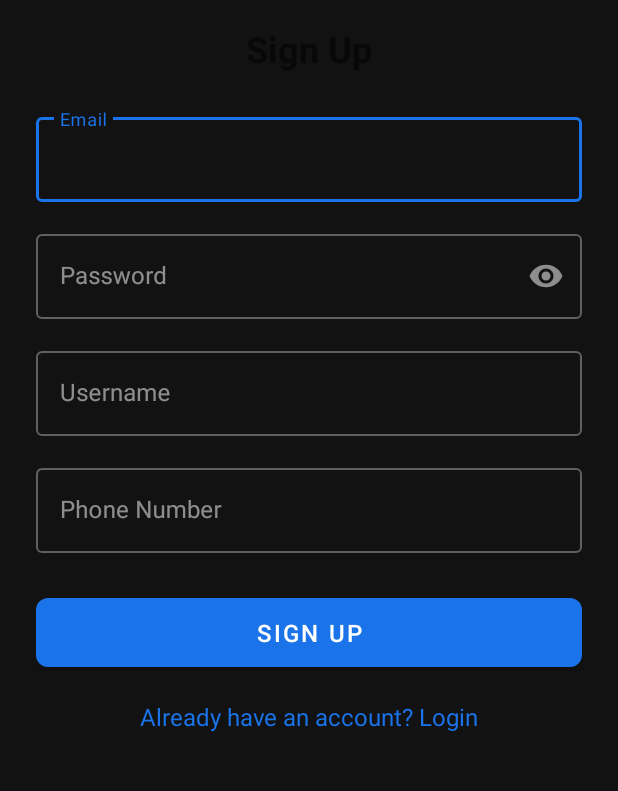
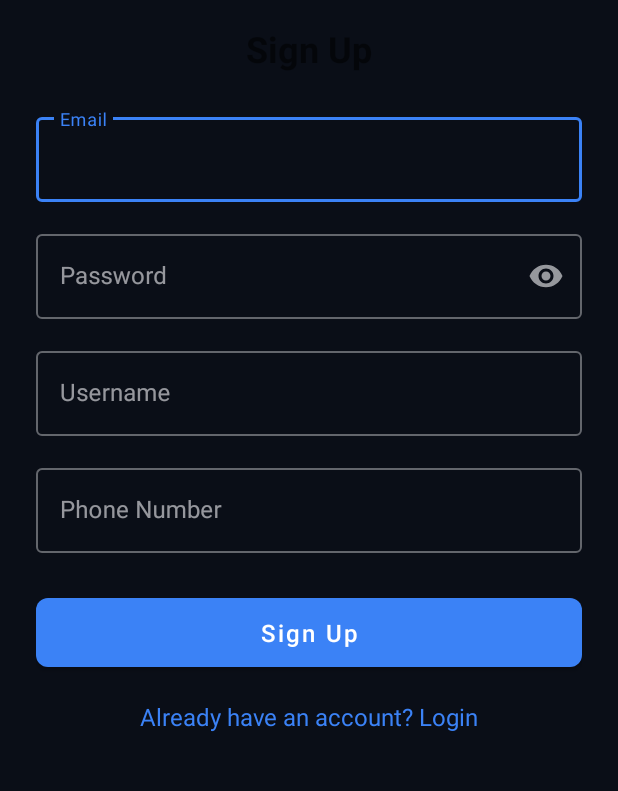
Before and after one commit to Mightmavericks/ptiny, an Android app: the screen it shows after launch (SignUpActivity), after a tap on an icon or button, on a phone screen of 412 x 824 dp, the part 234-1025 px from its top. Run offline under Robolectric (Android 15) with nearby library versions, the light colour scheme and no system bars; our stand-ins replace Firebase (no records; nobody signed in at launch, a user with empty details on screens opened directly); 2 other taps on this screen came first.

Commit message:
ver 2.14.6 buggy but still ok 8

```diff
--- a/app/src/main/AndroidManifest.xml
+++ b/app/src/main/AndroidManifest.xml
@@ -25,6 +25,7 @@
     <uses-permission android:name="android.permission.POST_NOTIFICATIONS" />
 
     <application
+        android:name=".ProtegoTinyEverApp"
         android:allowBackup="true"
         android:largeHeap="true"
         android:dataExtractionRules="@xml/data_extraction_rules"
@@ -33,7 +34,7 @@
         android:label="@string/app_name"
         android:roundIcon="@mipmap/ic_launcher_round"
         android:supportsRtl="true"
-        android:theme="@style/Theme.Protegotinyever"
+        android:theme="@style/Theme.ProtegoTinyEver"
         android:requestLegacyExternalStorage="true"
         tools:targetApi="33">
         <activity
@@ -46,7 +47,6 @@
         </activity>
         <activity
             android:name=".act.ChatActivity"
-            android:theme="@style/Theme.Protegotinyever"
             android:exported="true" />
         <activity
             android:name=".act.ConnectActivity"
--- a/app/src/main/res/drawable/ic_logout.xml
+++ b/app/src/main/res/drawable/ic_logout.xml
@@ -5,6 +5,6 @@
     android:viewportWidth="24"
     android:viewportHeight="24">
     <path
-        android:fillColor="#FF000000"
+        android:fillColor="@color/white"
         android:pathData="M17,7l-1.41,1.41L18.17,11H8v2h10.17l-2.58,2.58L17,17l5,-5zM4,5h8V3H4c-1.1,0 -2,0.9 -2,2v14c0,1.1 0.9,2 2,2h8v-2H4V5z"/>
 </vector>
--- a/app/src/main/res/values-night/themes.xml
+++ b/app/src/main/res/values-night/themes.xml
@@ -1,7 +1,41 @@
+<?xml version="1.0" encoding="utf-8"?>
 <resources xmlns:tools="http://schemas.android.com/tools">
     <!-- Base application theme. -->
-    <style name="Base.Theme.Protegotinyever" parent="Theme.Material3.DayNight.NoActionBar">
-        <!-- Customize your dark theme here. -->
-        <!-- <item name="colorPrimary">@color/my_dark_primary</item> -->
+    <style name="Theme.ProtegoTinyEver" parent="Theme.MaterialComponents.DayNight.NoActionBar">
+        <!-- Primary brand color. -->
+        <item name="colorPrimary">@color/primary</item>
+        <item name="colorPrimaryVariant">@color/primary_dark</item>
+        <item name="colorOnPrimary">@color/white</item>
+
+        <!-- Secondary brand color. -->
+        <item name="colorSecondary">@color/accent</item>
+        <item name="colorSecondaryVariant">@color/primary_variant</item>
+        <item name="colorOnSecondary">@color/white</item>
+
+        <!-- Status bar and Navigation bar -->
+        <item name="android:statusBarColor">@color/status_bar</item>
+        <item name="android:navigationBarColor">@color/navigation_bar</item>
+
+        <!-- Background colors -->
+        <item name="android:windowBackground">@color/background_dark</item>
+        <item name="colorSurface">@color/surface_dark</item>
+        <item name="colorOnSurface">@color/text_primary</item>
+
+        <!-- Text colors -->
+        <item name="android:textColorPrimary">@color/text_primary</item>
+        <item name="android:textColorSecondary">@color/text_secondary</item>
+
+        <!-- Widget colors -->
+        <item name="colorError">@color/error_red</item>
+        <item name="colorControlNormal">@color/text_secondary</item>
+        <item name="colorControlActivated">@color/primary</item>
+        <item name="colorControlHighlight">@color/ripple_color</item>
+
+        <!-- Card and dialog colors -->
+        <item name="materialCardViewStyle">@style/Widget.App.CardView</item>
+        <item name="bottomSheetDialogTheme">@style/ThemeOverlay.App.BottomSheetDialog</item>
+
+        <!-- Button styles -->
+        <item name="materialButtonStyle">@style/Widget.App.Button</item>
     </style>
 </resources>
--- a/app/src/main/res/values/colors.xml
+++ b/app/src/main/res/values/colors.xml
@@ -2,21 +2,32 @@
 <resources>
     <color name="black">#FF000000</color>
     <color name="white">#FFFFFFFF</color>
-    <color name="onlineGreen">#4CAF50</color>
-    <color name="offlineGray">#9E9E9E</color>
+    <color name="onlineGreen">#00E676</color>
+    <color name="offlineGray">#78909C</color>
 
-    <!-- Cryptic theme colors -->
-    <color name="background_dark">#121212</color>
-    <color name="surface_dark">#1E1E1E</color>
-    <color name="primary">#1A73E8</color>
-    <color name="primary_dark">#0D47A1</color>
-    <color name="accent">#00E5FF</color>
-    <color name="text_primary">#E0E0E0</color>
-    <color name="text_secondary">#9E9E9E</color>
-    <color name="error_red">#F44336</color>
-    <color name="success_green">#4CAF50</color>
-    <color name="warning_yellow">#FFC107</color>
-    <color name="message_sent_bg">#1A73E8</color>
-    <color name="message_received_bg">#263238</color>
-    <color name="ripple_color">#33FFFFFF</color>
+    <!-- Elegant Dark Theme Colors -->
+    <color name="background_dark">#0A0E17</color>
+    <color name="surface_dark">#111827</color>
+    <color name="surface_dark_elevated">#1F2937</color>
+    <color name="primary">#3B82F6</color>
+    <color name="primary_dark">#1D4ED8</color>
+    <color name="primary_variant">#60A5FA</color>
+    <color name="accent">#38BDF8</color>
+    <color name="text_primary">#F3F4F6</color>
+    <color name="text_secondary">#9CA3AF</color>
+    <color name="error_red">#EF4444</color>
+    <color name="success_green">#10B981</color>
+    <color name="warning_yellow">#F59E0B</color>
+    <color name="message_sent_bg">#3B82F6</color>
+    <color name="message_received_bg">#1F2937</color>
+    <color name="ripple_color">#1AF3F4F6</color>
+
+    <!-- Additional Theme Colors -->
+    <color name="card_background">#1E293B</color>
+    <color name="divider">#1F2937</color>
+    <color name="icon_tint">#60A5FA</color>
+    <color name="status_bar">#0F172A</color>
+    <color name="navigation_bar">#0F172A</color>
+    <color name="button_disabled">#374151</color>
+    <color name="surface_variant">#1E293B</color>
 </resources>
--- a/app/src/main/res/values/themes.xml
+++ b/app/src/main/res/values/themes.xml
@@ -1,6 +1,7 @@
+<?xml version="1.0" encoding="utf-8"?>
 <resources xmlns:tools="http://schemas.android.com/tools">
     <!-- Base application theme. -->
-    <style name="Base.Theme.Protegotinyever" parent="Theme.MaterialComponents.DayNight.NoActionBar">
+    <style name="Theme.ProtegoTinyEver" parent="Theme.MaterialComponents.DayNight.NoActionBar">
         <!-- Primary brand color. -->
         <item name="colorPrimary">@color/primary</item>
         <item name="colorPrimaryVariant">@color/primary_dark</item>
@@ -8,11 +9,12 @@
 
         <!-- Secondary brand color. -->
         <item name="colorSecondary">@color/accent</item>
-        <item name="colorOnSecondary">@color/black</item>
+        <item name="colorSecondaryVariant">@color/primary_variant</item>
+        <item name="colorOnSecondary">@color/white</item>
 
-        <!-- Status bar color. -->
-        <item name="android:statusBarColor">@color/background_dark</item>
-        <item name="android:navigationBarColor">@color/background_dark</item>
+        <!-- Status bar and Navigation bar -->
+        <item name="android:statusBarColor">@color/status_bar</item>
+        <item name="android:navigationBarColor">@color/navigation_bar</item>
 
         <!-- Background colors -->
         <item name="android:windowBackground">@color/background_dark</item>
@@ -23,10 +25,52 @@
         <item name="android:textColorPrimary">@color/text_primary</item>
         <item name="android:textColorSecondary">@color/text_secondary</item>
 
-        <!-- Material TextInput colors -->
-        <item name="textInputStyle">@style/Widget.MaterialComponents.TextInputLayout.OutlinedBox</item>
+        <!-- Widget colors -->
         <item name="colorError">@color/error_red</item>
+        <item name="colorControlNormal">@color/text_secondary</item>
+        <item name="colorControlActivated">@color/primary</item>
+        <item name="colorControlHighlight">@color/ripple_color</item>
+
+        <!-- Card and dialog colors -->
+        <item name="materialCardViewStyle">@style/Widget.App.CardView</item>
+        <item name="bottomSheetDialogTheme">@style/ThemeOverlay.App.BottomSheetDialog</item>
+
+        <!-- Button styles -->
+        <item name="materialButtonStyle">@style/Widget.App.Button</item>
     </style>
 
-    <style name="Theme.Protegotinyever" parent="Base.Theme.Protegotinyever" />
+    <!-- Card style -->
+    <style name="Widget.App.CardView" parent="Widget.MaterialComponents.CardView">
+        <item name="cardBackgroundColor">@color/card_background</item>
+        <item name="cardElevation">2dp</item>
+        <item name="cardCornerRadius">12dp</item>
+    </style>
+
+    <!-- Button style -->
+    <style name="Widget.App.Button" parent="Widget.MaterialComponents.Button">
+        <item name="android:textColor">@color/white</item>
+        <item name="backgroundTint">@color/primary</item>
+        <item name="cornerRadius">8dp</item>
+        <item name="android:textAllCaps">false</item>
+        <item name="android:paddingLeft">16dp</item>
+        <item name="android:paddingRight">16dp</item>
+    </style>
+
+    <!-- Bottom Sheet Dialog style -->
+    <style name="ThemeOverlay.App.BottomSheetDialog" parent="ThemeOverlay.MaterialComponents.BottomSheetDialog">
+        <item name="android:windowIsFloating">false</item>
+        <item name="android:windowSoftInputMode">adjustResize</item>
+        <item name="android:navigationBarColor">@color/navigation_bar</item>
+        <item name="bottomSheetStyle">@style/Widget.App.BottomSheet</item>
+    </style>
+
+    <style name="Widget.App.BottomSheet" parent="Widget.MaterialComponents.BottomSheet">
+        <item name="backgroundTint">@color/surface_dark_elevated</item>
+        <item name="shapeAppearanceOverlay">@style/ShapeAppearance.App.LargeComponent</item>
+    </style>
+
+    <style name="ShapeAppearance.App.LargeComponent" parent="ShapeAppearance.MaterialComponents.LargeComponent">
+        <item name="cornerFamily">rounded</item>
+        <item name="cornerSize">16dp</item>
+    </style>
 </resources>
```
Also changed, not shown: app/src/main/java/com/example/protegotinyever/act/ConnectActivity.java (+14 -1 lines), app/src/main/res/menu/menu_connect.xml (+11 -1 lines).
